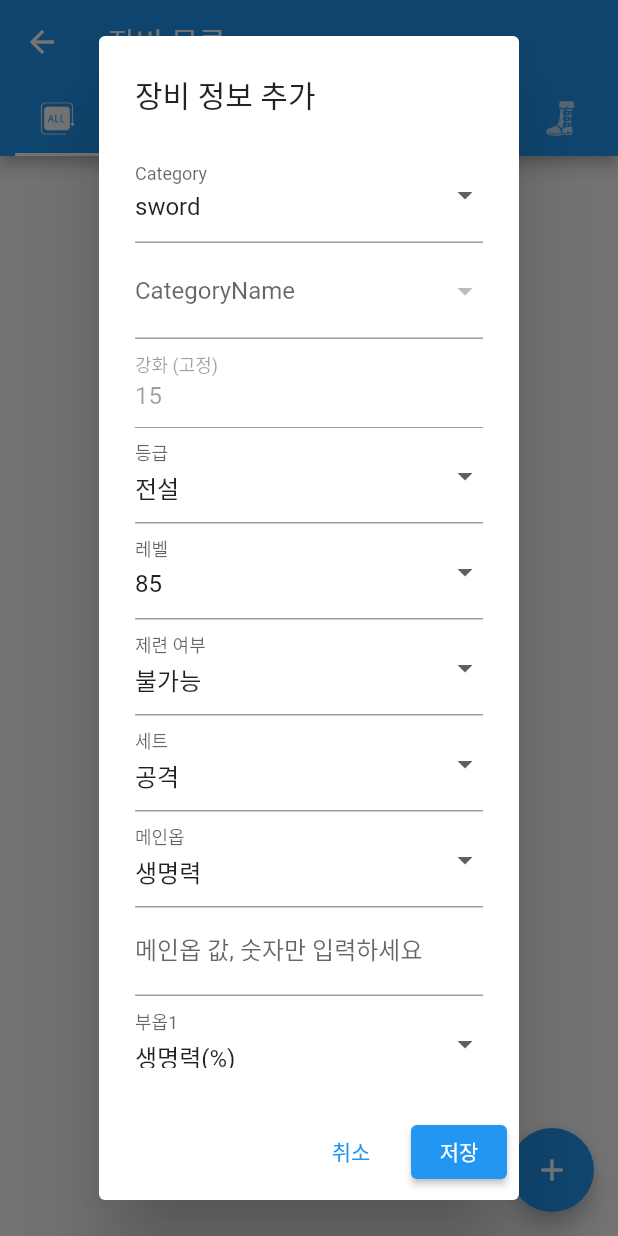
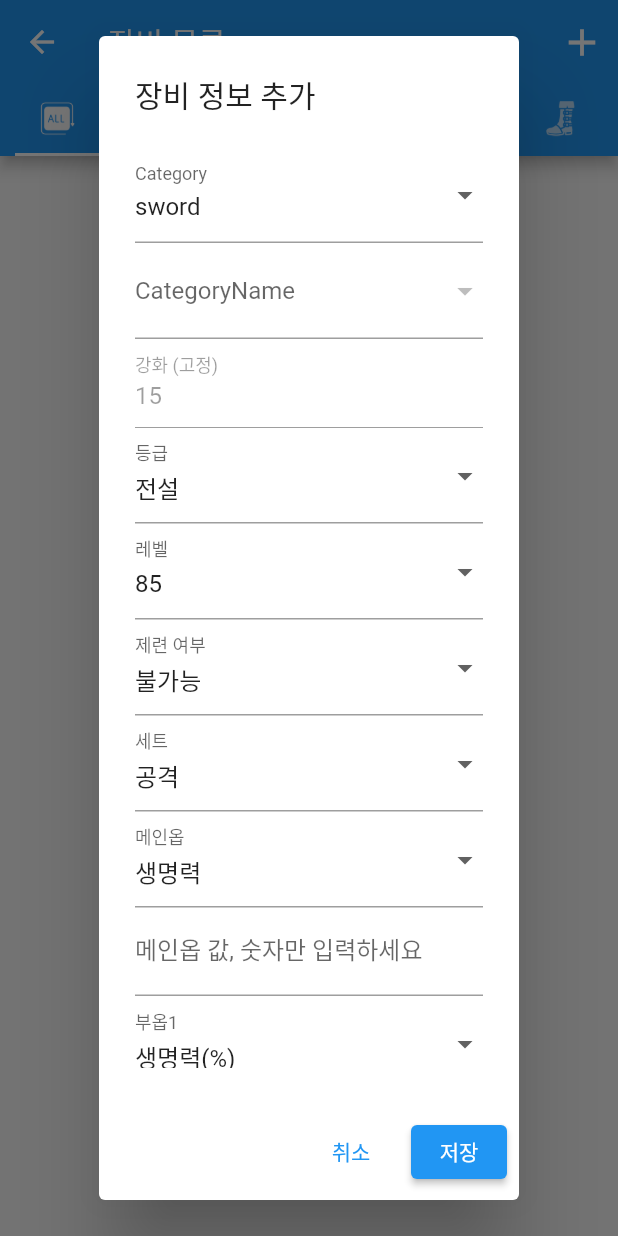
Before and after one commit to JMcunst/mielevaso_app, a Flutter app: the EquipmentPage screen opened directly, after a tap on the "add" icon, on a phone screen of 412 x 824 dp. Run offline on Flutter 3.47's test engine with Material 2 defaults, Android fonts, the phone set to English and light mode, and no system bars; our stand-ins replace cloud_firestore, dropdown_search, firebase_auth, firebase_core, firebase_storage, get and 2 more; missing offline and left inert: flutter_email_sender, mailer; accounts and stored records are empty.

Commit message:
update : remove floating button and create button on appbar

```diff
--- a/lib/screens/EquipmentPage.dart
+++ b/lib/screens/EquipmentPage.dart
@@ -263,6 +263,20 @@ class _EquipmentPageState extends State<EquipmentPage>
     return Scaffold(
       appBar: AppBar(
         title: const Text('장비 목록'),
+        actions: [
+          IconButton(
+            iconSize: 30,
+            icon: Icon(Icons.add),
+            onPressed: () {
+              showDialog(
+                context: context,
+                builder: (BuildContext context) {
+                  return EquipmentFormDialog();
+                },
+              );
+            },
+          ),
+        ],
         bottom: TabBar(
           controller: _tabController,
           isScrollable: true,
@@ -324,19 +338,6 @@ class _EquipmentPageState extends State<EquipmentPage>
           _buildTabView(shoesList),
         ],
       ),
-      floatingActionButton: FloatingActionButton(
-        onPressed: () {
-          // showDialog 띄우기
-          showDialog(
-            context: context,
-            builder: (BuildContext context) {
-              return EquipmentFormDialog();
-            },
-          );
-        },
-        child: Icon(Icons.add),
-      ),
-      floatingActionButtonLocation: FloatingActionButtonLocation.endFloat,
     );
   }
 }
```
